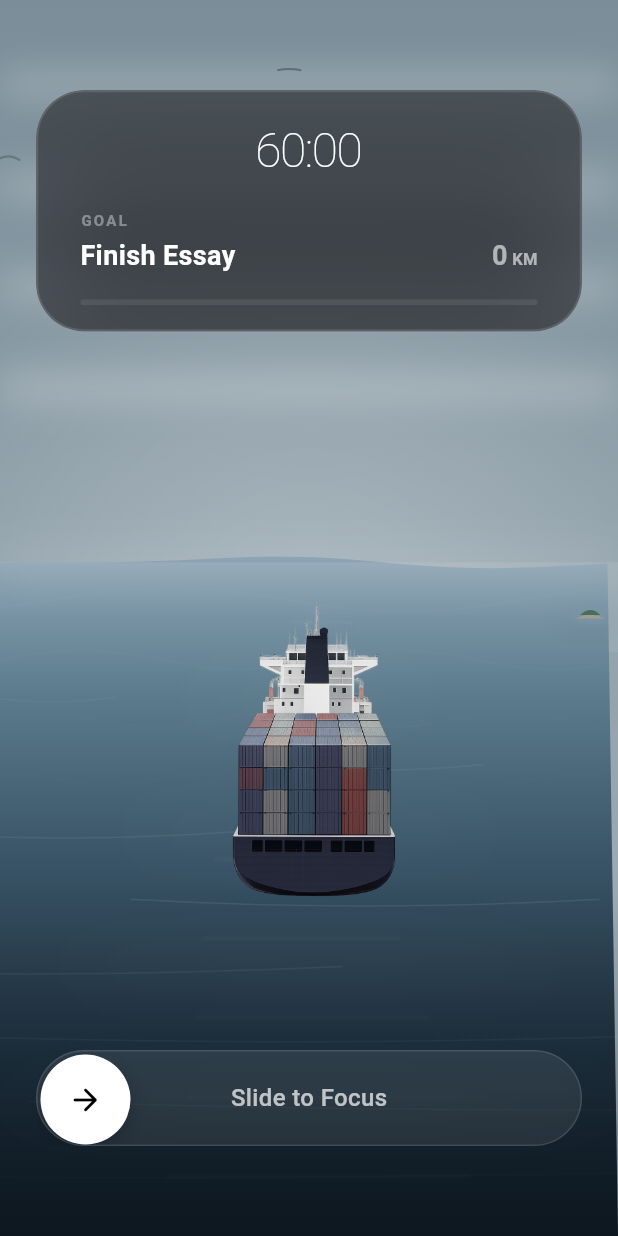
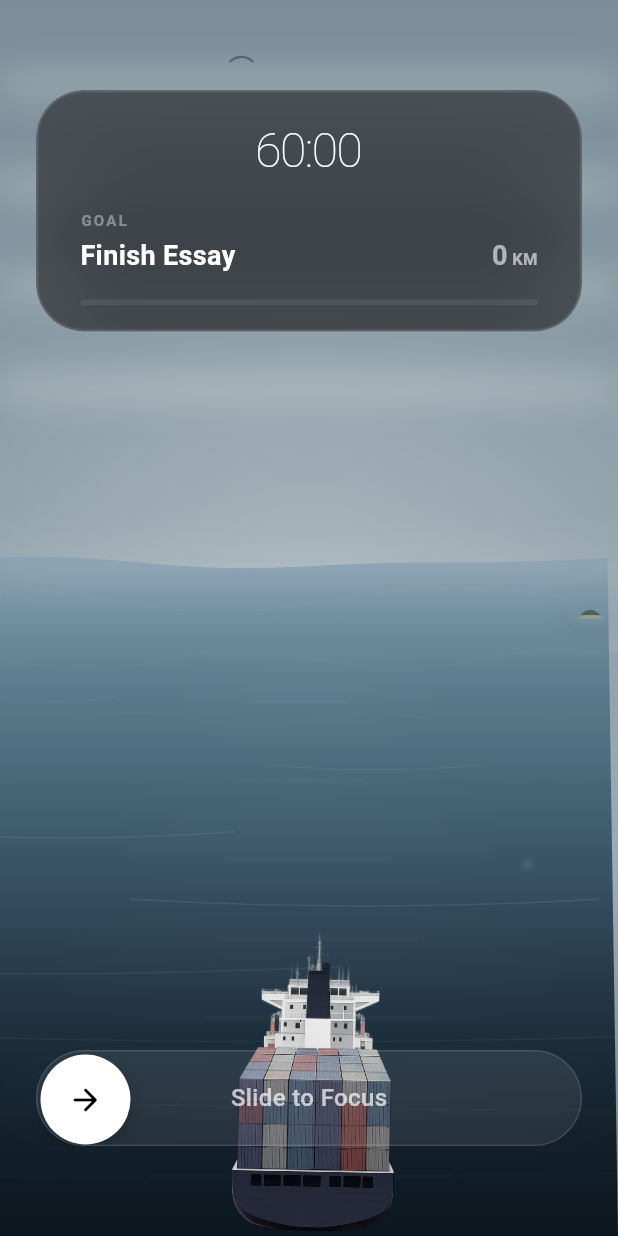
Before and after one commit to abdulsalamdeveloper1999/fantasy-hike-like, a Flutter app: the screen it shows after launch, on a phone screen of 412 x 824 dp. Run offline on Flutter 3.47's test engine with Material 3 defaults, Android fonts, the phone set to English and light mode, and no system bars; our stand-ins replace audioplayers, auto_route, equatable, flutter_bloc, get_it, google_fonts and 1 more; missing offline and left inert: record; generated files the repository leaves out were written again.

Commit message:
feat: implement voyage page with parallax background, animated ship, and focus state management

```diff
--- a/lib/features/voyage/presentation/pages/voyage_page.dart
+++ b/lib/features/voyage/presentation/pages/voyage_page.dart
@@ -84,9 +84,10 @@
                 isRunning: isStarted,
               ),
 
-              // 2. The Ship (Now Interacted)
+              // 2. The Ship (Now Interacted & Perspective Driven)
               ShipWidget(
                 isRunning: isStarted,
+                progress: state.progress,
                 onTap: () => _showStopConfirmation(context),
               ),
 
--- a/lib/features/voyage/presentation/widgets/parallax_background.dart
+++ b/lib/features/voyage/presentation/widgets/parallax_background.dart
@@ -24,10 +24,10 @@
   @override
   void initState() {
     super.initState();
-    // Persistent time loop (the base cycle)
+    // Persistent time loop (the base cycle) - Balanced 10s loop
     _timeController = AnimationController(
       vsync: this,
-      duration: const Duration(seconds: 20),
+      duration: const Duration(seconds: 10),
     )..repeat();
 
     // Cruise ramp (handles starting/stopping slowly)
--- a/lib/features/voyage/presentation/widgets/ship_widget.dart
+++ b/lib/features/voyage/presentation/widgets/ship_widget.dart
@@ -3,11 +3,13 @@
 
 class ShipWidget extends StatefulWidget {
   final bool isRunning;
+  final double progress;
   final VoidCallback? onTap;
 
   const ShipWidget({
     super.key,
     required this.isRunning,
+    required this.progress,
     this.onTap,
   });
 
@@ -23,7 +25,7 @@
     super.initState();
     _controller = AnimationController(
       vsync: this,
-      duration: const Duration(seconds: 4),
+      duration: const Duration(milliseconds: 2200),
     )..repeat(reverse: true);
   }
 
@@ -46,13 +48,22 @@
     return AnimatedBuilder(
       animation: _controller,
       builder: (context, child) {
-        final bobbingOffset = _controller.value * 8.0;
-        final rotation = math.sin(_controller.value * math.pi) * 0.02;
+        // Perspective Math: Touch the horizon line exactly at 100% progress
+        final scale = 1.0 - (widget.progress * 0.75);
+        final yPerspectiveOffset = -360.0 * widget.progress;
+
+        // Bobbing gets more subtle in the distance
+        final bobbingOffset = (_controller.value * 8.0) * scale;
+        final rotation = (math.sin(_controller.value * math.pi) * 0.02) * scale;
 
         return Stack(
           children: [
-            // ── The Interactable Ship ──
+            // ── The perspective Ship (Sailing to the Horizon) ──
             Center(
+              child: Transform.translate(
+                offset: Offset(0, 320 + yPerspectiveOffset + bobbingOffset),
+                child: Transform.scale(
+                  scale: scale,
                   child: GestureDetector(
                     behavior: HitTestBehavior.translucent,
                     onTap: () {
@@ -60,8 +71,6 @@
                         widget.onTap?.call();
                       }
                     },
-                child: Transform.translate(
-                  offset: Offset(0, 100 + bobbingOffset),
                     child: Transform.rotate(
                       angle: rotation,
                       child: SizedBox(
@@ -76,6 +85,7 @@
                   ),
                 ),
               ),
+            ),
           ],
         );
       },
```
Also changed, not shown: lib/features/voyage/presentation/widgets/voyage_landscape_painter.dart (+35 -33 lines). Lines whose indentation alone changed are shown as unchanged.
